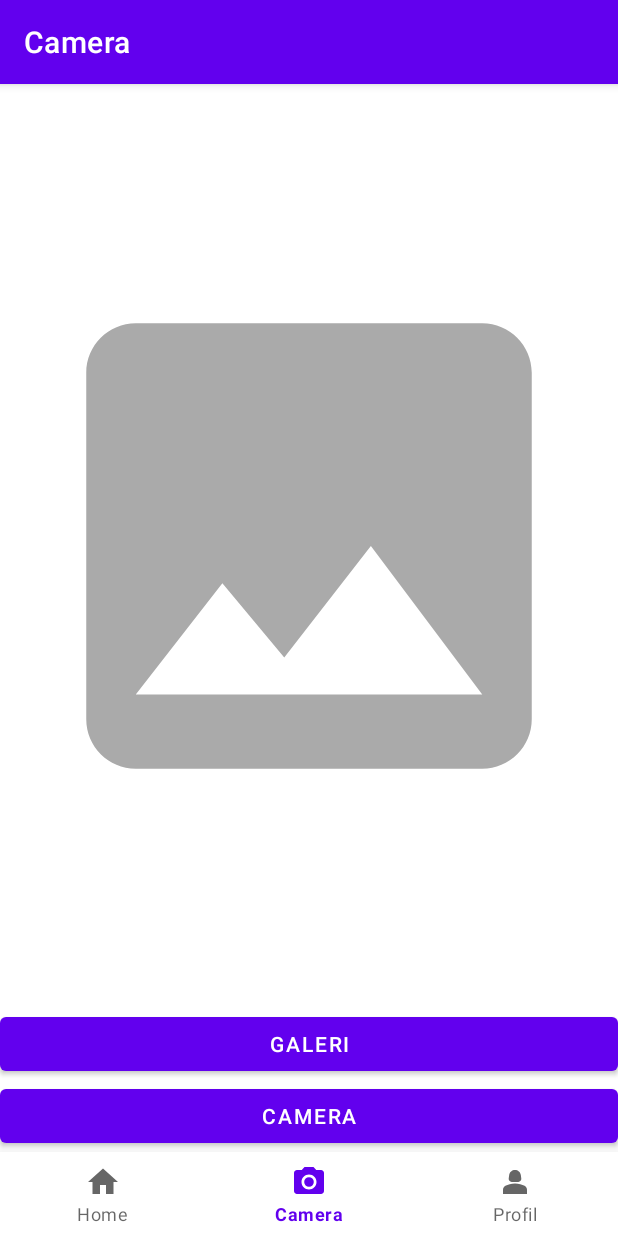
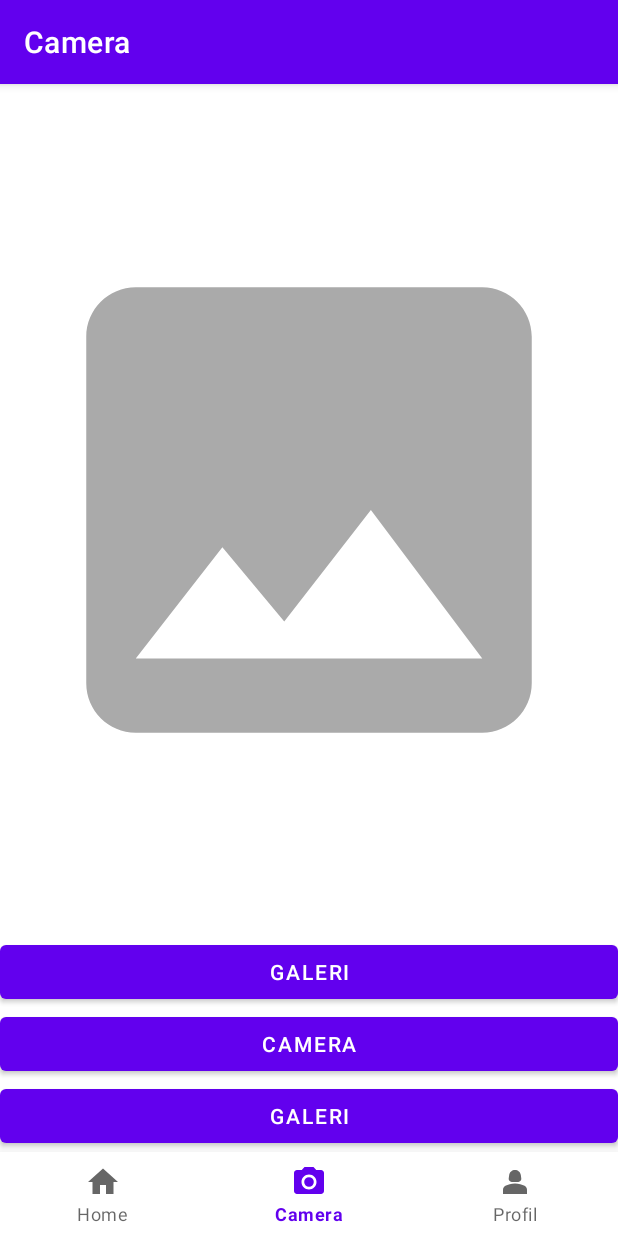
Before and after one commit to C242-PS317-HairMuseApp/HairMuse-MD, an Android app: the CameraFragment screen opened through its navigation route, on a phone screen of 412 x 824 dp. Run offline under Robolectric (Android 15) with nearby library versions, the phone set to English and light mode, and no system bars; our stand-ins replace navigation-ui.

Commit message:
update tombol

```diff
--- a/app/build.gradle.kts
+++ b/app/build.gradle.kts
@@ -50,6 +50,7 @@ dependencies {
     implementation("androidx.navigation:navigation-fragment-ktx:2.8.4")
     implementation("androidx.navigation:navigation-ui-ktx:2.8.4")
     implementation("androidx.activity:activity:1.9.3")
+    implementation ("de.hdodenhof:circleimageview:3.1.0")
     testImplementation("junit:junit:4.13.2")
     androidTestImplementation("androidx.test.ext:junit:1.2.1")
     androidTestImplementation("androidx.test.espresso:espresso-core:3.6.1")
--- a/app/src/main/res/layout/activity_login.xml
+++ b/app/src/main/res/layout/activity_login.xml
@@ -17,7 +17,7 @@
             android:layout_width="247.4dp"
             android:layout_height="251.5dp"
             android:contentDescription="@string/hairmuse_logo"
-            android:src="@drawable/logo"
+
             app:layout_constraintBottom_toBottomOf="parent"
             app:layout_constraintEnd_toEndOf="parent"
             app:layout_constraintStart_toStartOf="parent"
--- a/app/src/main/res/layout/fragment_camera.xml
+++ b/app/src/main/res/layout/fragment_camera.xml
@@ -53,5 +53,10 @@
             android:layout_width="match_parent"
             android:layout_height="wrap_content"
             android:text="@string/analyze" />
+        <Button
+            android:id="@+id/galleryButton1"
+            android:layout_width="match_parent"
+            android:layout_height="wrap_content"
+            android:text="@string/gallery" />
     </LinearLayout>
 </androidx.constraintlayout.widget.ConstraintLayout>
--- a/app/src/main/res/layout/fragment_home.xml
+++ b/app/src/main/res/layout/fragment_home.xml
@@ -96,10 +96,12 @@
                 android:text="@string/seeall" />
         </LinearLayout>
 
+
         <androidx.recyclerview.widget.RecyclerView
             android:id="@+id/recyclerViewSalon"
             android:layout_width="match_parent"
             android:layout_height="200dp" />
 
     </LinearLayout>
+
 </ScrollView>
--- a/build.gradle.kts
+++ b/build.gradle.kts
@@ -1,5 +1,5 @@
 // Top-level build file where you can add configuration options common to all sub-projects/modules.
 plugins {
     id("com.android.application") version "8.1.3" apply false
-    id("org.jetbrains.kotlin.android") version "1.9.0" apply false
+    id("org.jetbrains.kotlin.android") version "1.9.22" apply false
 }
```
Also changed, not shown: gradle/wrapper/gradle-wrapper.properties.
